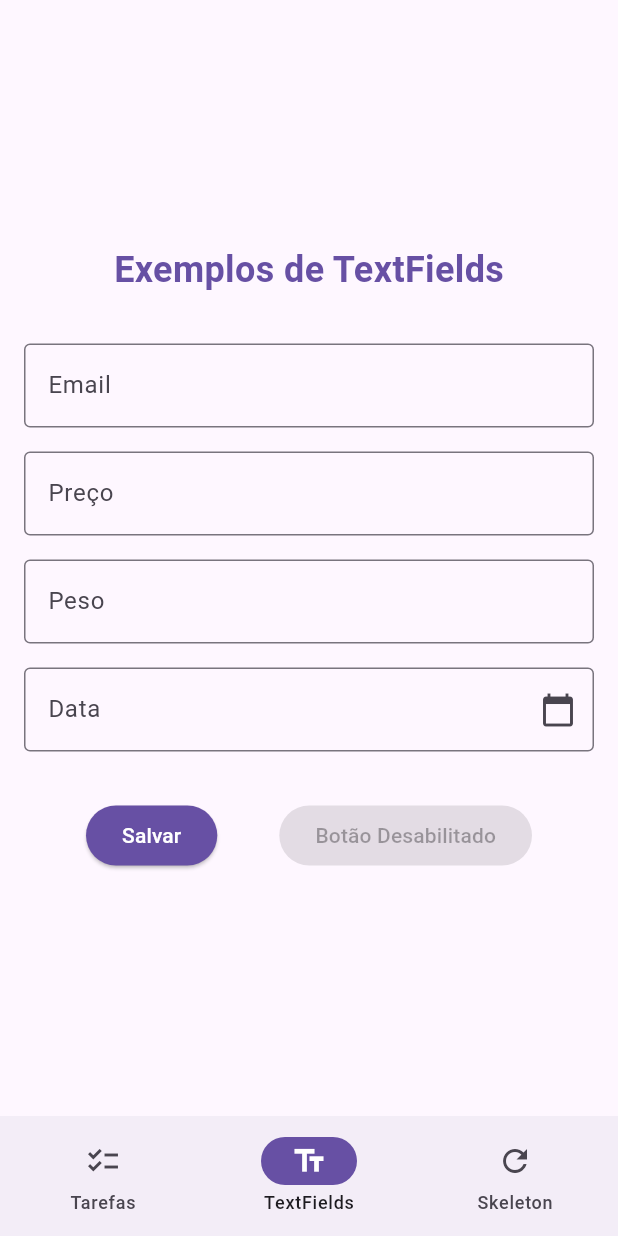
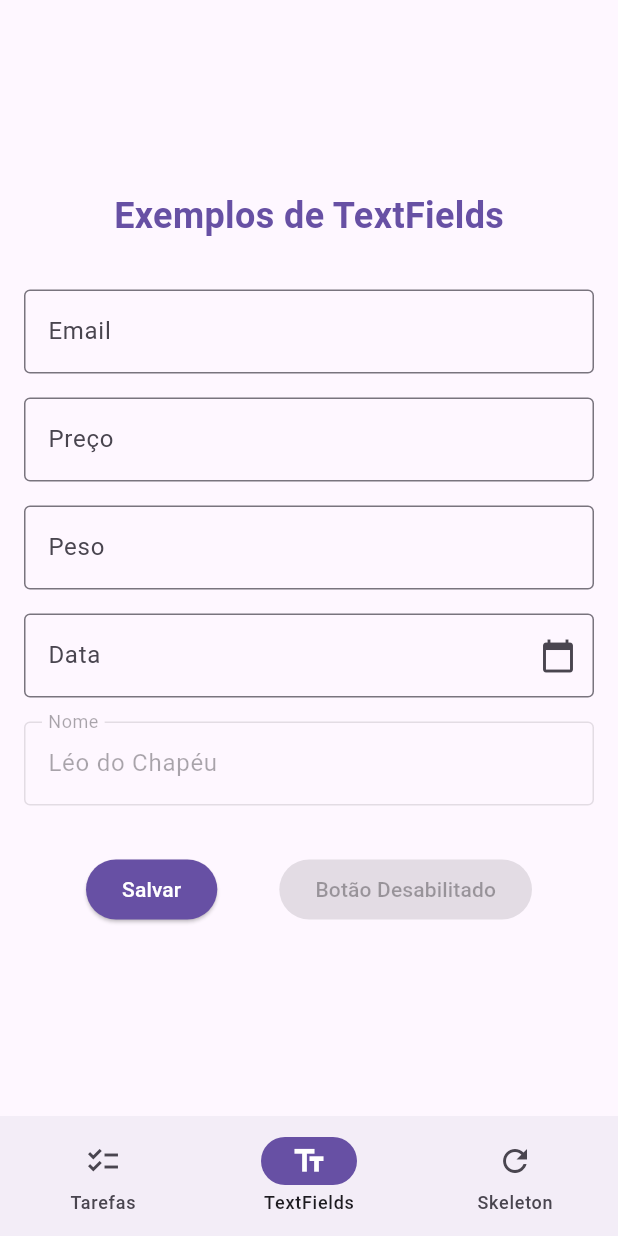
Before and after one commit to Lramosdlima/flutter-startto-dev, a Flutter app: the screen it shows after launch, item 2 of the bottom bar chosen, on a phone screen of 412 x 824 dp. Run offline on Flutter 3.47's test engine with Material 3 defaults, Android fonts, the phone set to English and light mode, and no system bars; our stand-ins replace flutter_slidable, shared_preferences, skeletonizer.

Commit message:
feat: :sparkles: add disable textfield example

```diff
--- a/todo_list/lib/pages/text_fields.dart
+++ b/todo_list/lib/pages/text_fields.dart
@@ -7,6 +7,8 @@ class TextFieldPage extends StatelessWidget {
   final TextEditingController _priceController = TextEditingController();
   final TextEditingController _weightController = TextEditingController();
   final TextEditingController _dateController = TextEditingController();
+  final TextEditingController _nameController =
+      TextEditingController(text: 'Léo do Chapéu');
 
   @override
   Widget build(BuildContext context) {
@@ -77,6 +79,16 @@ class TextFieldPage extends StatelessWidget {
                       ),
                       keyboardType: TextInputType.datetime,
                     ),
+                    const SizedBox(height: 16),
+                    TextField(
+                      enabled: false,
+                      controller: _nameController,
+                      decoration: const InputDecoration(
+                        border: OutlineInputBorder(),
+                        labelText: "Nome",
+                      ),
+                      keyboardType: TextInputType.datetime,
+                    ),
                   ],
                 ),
               ),
```
